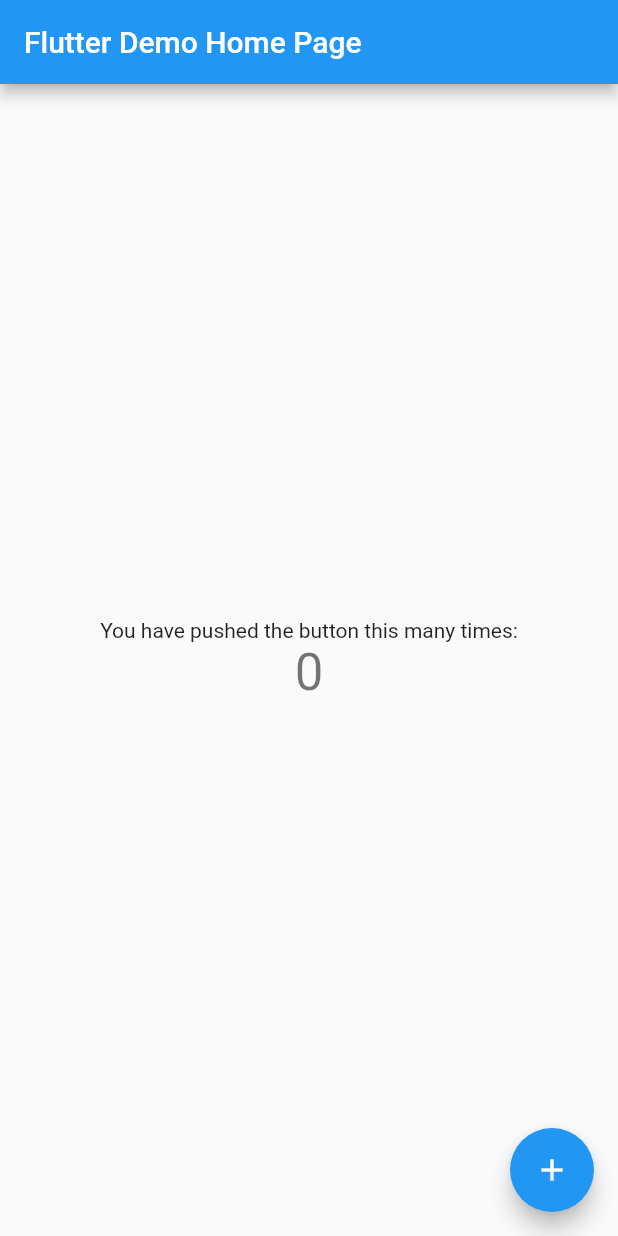
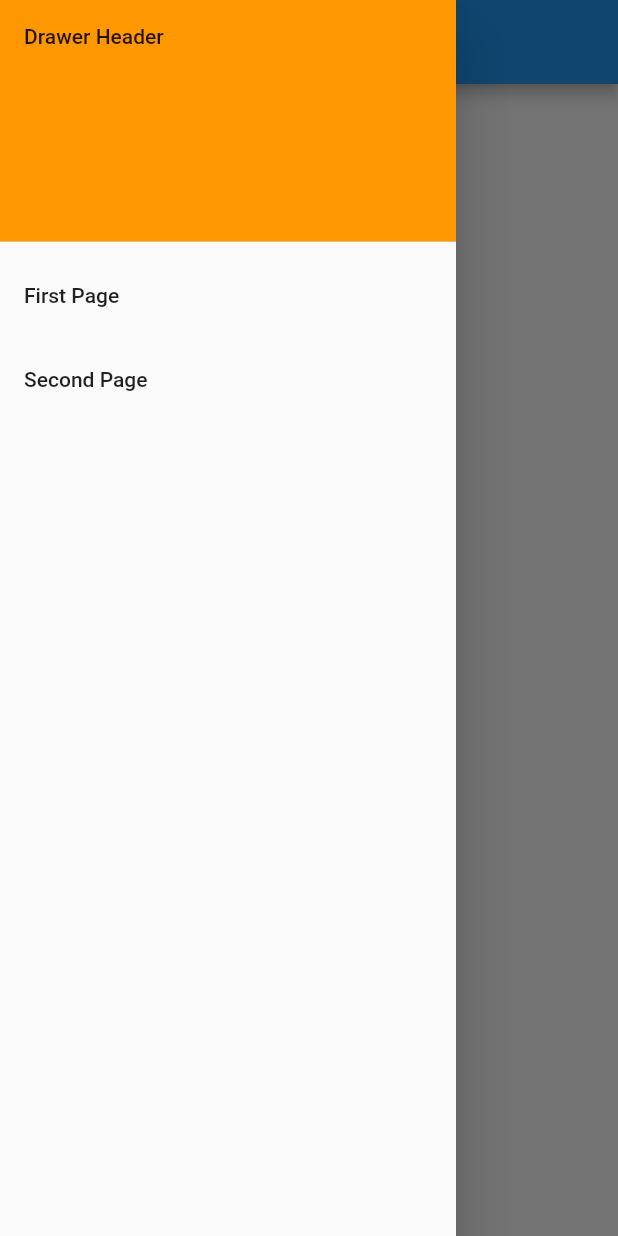
Before and after one commit to imyme6yo/flutter_tutorials, a Flutter app: the screen it shows after launch, with the side drawer open (before the commit the screen has no drawer), on a phone screen of 412 x 824 dp. Run offline on Flutter 3.47's test engine with Material 2 defaults, Android fonts, the phone set to English and light mode, and no system bars.

Commit message:
Modify: Drawer App

```diff
--- /dev/null
+++ b/tutorial2/drawer/drawer/lib/CustomDrawer.dart
@@ -0,0 +1,42 @@
+import 'package:flutter/material.dart';
+
+import 'FirstPage.dart';
+import 'SecondPage.dart';
+
+class CustomDrawer extends StatelessWidget{
+  @override
+  Widget build( BuildContext context ){
+    return Drawer(
+      child: ListView(
+        children: <Widget>[
+          DrawerHeader(
+            child: Text(
+              'Drawer Header'
+            ),
+            decoration: BoxDecoration(
+              color: Colors.orange
+            )
+          ),
+          ListTile(
+            title: Text(
+              'First Page'
+            ),
+            onTap: (){
+              Navigator.pop(context);
+              Navigator.push(context, MaterialPageRoute(builder: (context)=> FirstPage()));
+            }
+          ),
+          ListTile(
+            title: Text(
+              'Second Page'
+            ),
+            onTap: (){
+              Navigator.pop(context);
+              Navigator.push(context, MaterialPageRoute(builder: (context)=> SecondPage()));
+            }
+          )
+        ]
+      )
+    );
+  }
+}
--- /dev/null
+++ b/tutorial2/drawer/drawer/lib/FirstPage.dart
@@ -0,0 +1,20 @@
+import "package:flutter/material.dart";
+
+import 'CustomDrawer.dart';
+
+class FirstPage extends StatelessWidget{
+  @override
+  Widget build( BuildContext context ){
+    return Scaffold(
+      drawer: CustomDrawer(),
+      appBar: AppBar(
+        title: Text(
+          'First Page'
+        )
+      ),
+      body: Text(
+        'I belong to First Page'
+      )
+    );
+  }
+}
--- /dev/null
+++ b/tutorial2/drawer/drawer/lib/SecondPage.dart
@@ -0,0 +1,20 @@
+import "package:flutter/material.dart";
+
+import 'CustomDrawer.dart';
+
+class SecondPage extends StatelessWidget{
+  @override
+  Widget build( BuildContext context ){
+    return Scaffold(
+      drawer: CustomDrawer(),
+      appBar: AppBar(
+        title: Text(
+          'Second Page'
+        )
+      ),
+      body: Text(
+        'I belong to Second Page'
+      )
+    );
+  }
+}
--- /dev/null
+++ b/tutorial2/drawer/drawer/lib/dwidget.dart
@@ -0,0 +1,21 @@
+import 'package:flutter/material.dart';
+
+import 'FirstPage.dart';
+import 'SecondPage.dart';
+
+import 'CustomDrawer.dart';
+
+class DWidget extends StatelessWidget{
+  @override
+  Widget build( BuildContext context ){
+    return Scaffold(
+      drawer: CustomDrawer(),
+      appBar: AppBar(
+        title: Text(
+          'Drawer Demo'
+        )
+      ),
+      body: Text('Drawer Body')
+    );
+  }
+}
--- a/tutorial2/drawer/drawer/lib/main.dart
+++ b/tutorial2/drawer/drawer/lib/main.dart
@@ -1,111 +1,14 @@
 import 'package:flutter/material.dart';
+import 'dwidget.dart';
 
-void main() => runApp(MyApp());
+void main()=>runApp(MyApp());
 
-class MyApp extends StatelessWidget {
-  // This widget is the root of your application.
+class MyApp extends StatelessWidget{
   @override
-  Widget build(BuildContext context) {
+  Widget build(BuildContext context){
     return MaterialApp(
-      title: 'Flutter Demo',
-      theme: ThemeData(
-        // This is the theme of your application.
-        //
-        // Try running your application with "flutter run". You'll see the
-        // application has a blue toolbar. Then, without quitting the app, try
-        // changing the primarySwatch below to Colors.green and then invoke
-        // "hot reload" (press "r" in the console where you ran "flutter run",
-        // or simply save your changes to "hot reload" in a Flutter IDE).
-        // Notice that the counter didn't reset back to zero; the application
-        // is not restarted.
-        primarySwatch: Colors.blue,
-      ),
-      home: MyHomePage(title: 'Flutter Demo Home Page'),
+      title: 'FlutterDrawer',
+      home: DWidget()
     );
   }
 }
-
-class MyHomePage extends StatefulWidget {
-  MyHomePage({Key key, this.title}) : super(key: key);
-
-  // This widget is the home page of your application. It is stateful, meaning
-  // that it has a State object (defined below) that contains fields that affect
-  // how it looks.
-
-  // This class is the configuration for the state. It holds the values (in this
-  // case the title) provided by the parent (in this case the App widget) and
-  // used by the build method of the State. Fields in a Widget subclass are
-  // always marked "final".
-
-  final String title;
-
-  @override
-  _MyHomePageState createState() => _MyHomePageState();
-}
-
-class _MyHomePageState extends State<MyHomePage> {
-  int _counter = 0;
-
-  void _incrementCounter() {
-    setState(() {
-      // This call to setState tells the Flutter framework that something has
-      // changed in this State, which causes it to rerun the build method below
-      // so that the display can reflect the updated values. If we changed
-      // _counter without calling setState(), then the build method would not be
-      // called again, and so nothing would appear to happen.
-      _counter++;
-    });
-  }
-
-  @override
-  Widget build(BuildContext context) {
-    // This method is rerun every time setState is called, for instance as done
-    // by the _incrementCounter method above.
-    //
-    // The Flutter framework has been optimized to make rerunning build methods
-    // fast, so that you can just rebuild anything that needs updating rather
-    // than having to individually change instances of widgets.
-    return Scaffold(
-      appBar: AppBar(
-        // Here we take the value from the MyHomePage object that was created by
-        // the App.build method, and use it to set our appbar title.
-        title: Text(widget.title),
-      ),
-      body: Center(
-        // Center is a layout widget. It takes a single child and positions it
-        // in the middle of the parent.
-        child: Column(
-          // Column is also layout widget. It takes a list of children and
-          // arranges them vertically. By default, it sizes itself to fit its
-          // children horizontally, and tries to be as tall as its parent.
-          //
-          // Invoke "debug painting" (press "p" in the console, choose the
-          // "Toggle Debug Paint" action from the Flutter Inspector in Android
-          // Studio, or the "Toggle Debug Paint" command in Visual Studio Code)
-          // to see the wireframe for each widget.
-          //
-          // Column has various properties to control how it sizes itself and
-          // how it positions its children. Here we use mainAxisAlignment to
-          // center the children vertically; the main axis here is the vertical
-          // axis because Columns are vertical (the cross axis would be
-          // horizontal).
-          mainAxisAlignment: MainAxisAlignment.center,
-          children: <Widget>[
-            Text(
-              'You have pushed the button this many times:',
-            ),
-            Text(
-              '$_counter',
-              style: Theme.of(context).textTheme.display1,
-            ),
-          ],
-        ),
-      ),
-      floatingActionButton: FloatingActionButton(
-        onPressed: _incrementCounter,
-        tooltip: 'Increment',
-        child: Icon(Icons.add),
-      ), // This trailing comma makes auto-formatting nicer for build methods.
-    );
-  }
-}
```
Also changed, not shown: README.txt, tutorial2/README.txt.
